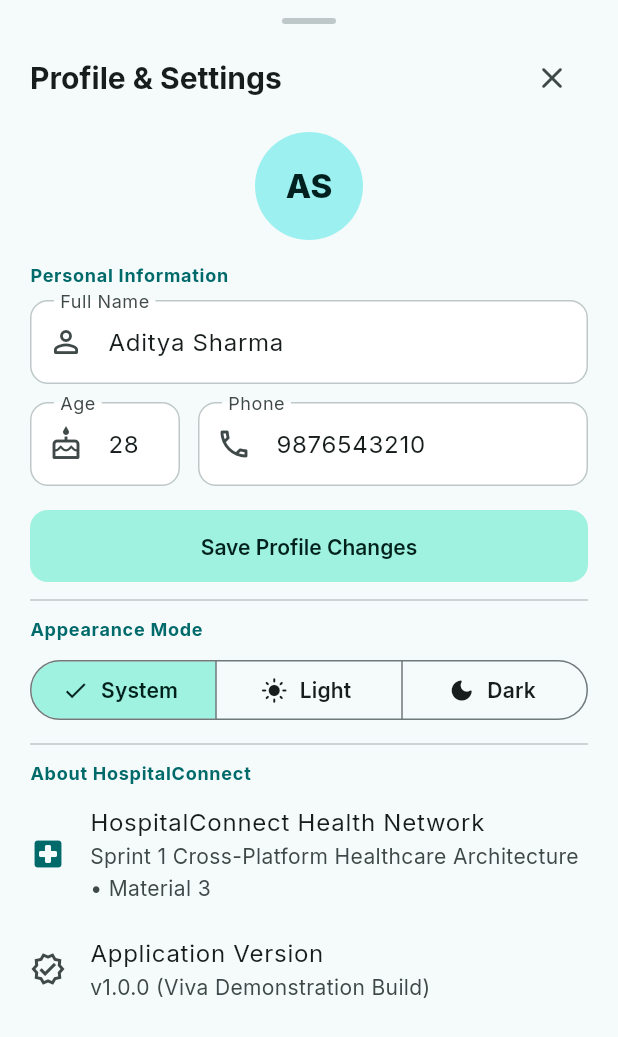
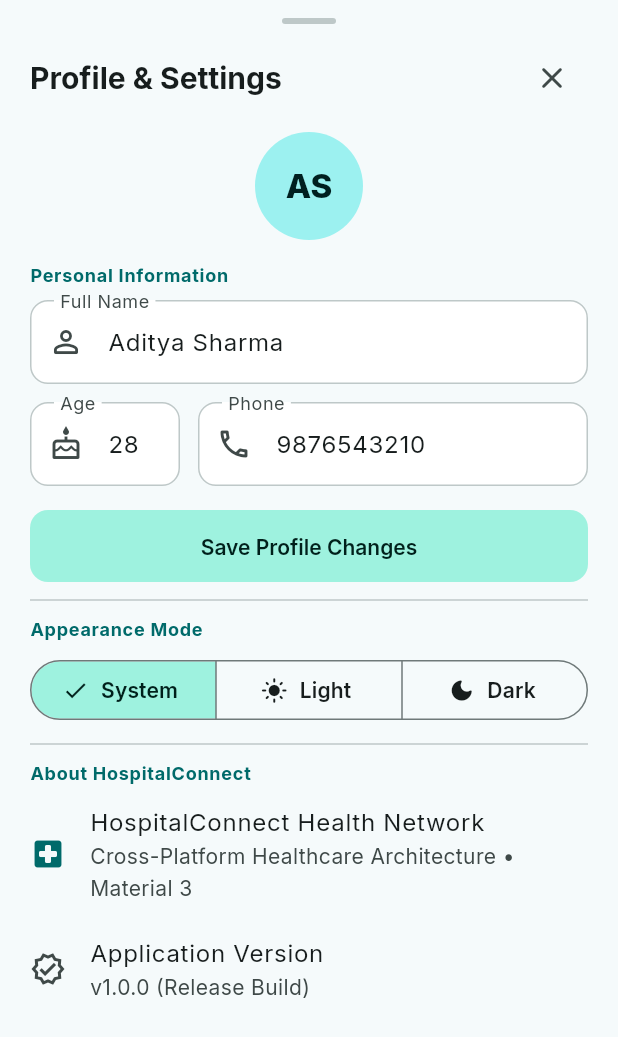
Before and after one commit to VoidVedh/CollegeCrossPlatform_HospitalConnect, a Flutter app: the SettingsSheet widget shown alone on an empty page, opened directly, on a phone screen of 412 x 824 dp. Shown: the top 1037 px of the screen. Run offline on Flutter 3.47's test engine with Material 3 defaults, Android fonts, the phone set to English and light mode, and no system bars; our stand-ins replace google_fonts, shared_preferences; accounts and stored records are empty.

Commit message:
docs: generalize architectural FAQ and walkthrough documentation

```diff
--- a/lib/screens/profile/settings_sheet.dart
+++ b/lib/screens/profile/settings_sheet.dart
@@ -232,7 +232,7 @@
           ),
           const Divider(height: AppSpacing.xxl),
 
-          // App Metadata & Viva Info
+          // App Metadata & Build Info
           Text(
             'About HospitalConnect',
             style: theme.textTheme.labelMedium?.copyWith(
@@ -245,13 +245,13 @@
             contentPadding: EdgeInsets.zero,
             leading: Icon(Icons.local_hospital_rounded, color: AppColors.primary),
             title: Text('HospitalConnect Health Network'),
-            subtitle: Text('Sprint 1 Cross-Platform Healthcare Architecture • Material 3'),
+            subtitle: Text('Cross-Platform Healthcare Architecture • Material 3'),
           ),
           const ListTile(
             contentPadding: EdgeInsets.zero,
             leading: Icon(Icons.verified_outlined),
             title: Text('Application Version'),
-            subtitle: Text('v1.0.0 (Viva Demonstration Build)'),
+            subtitle: Text('v1.0.0 (Release Build)'),
           ),
           const SizedBox(height: AppSpacing.lg),
         ],
```
Also changed, not shown: 2 other files.
